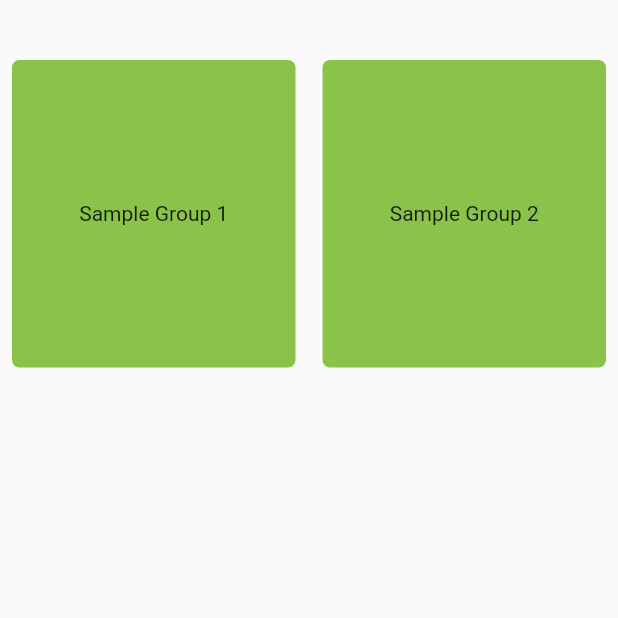
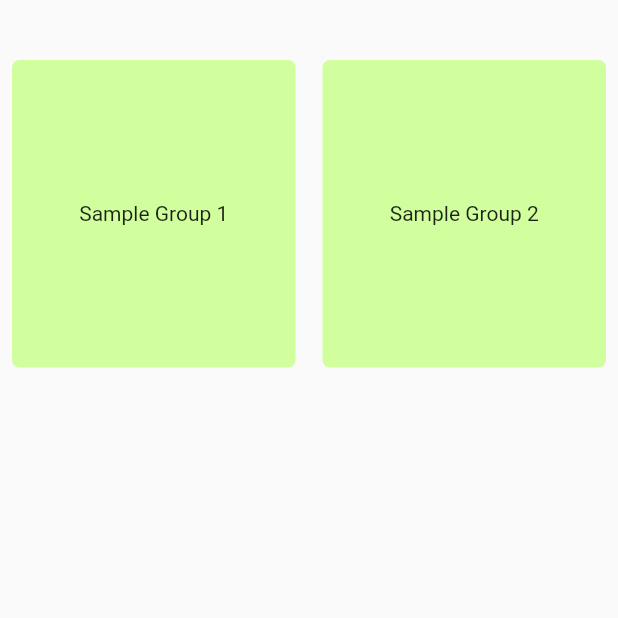
Before and after one commit to ex10ds/U22, a Flutter app: the screen it shows after launch, on a phone screen of 412 x 824 dp, the top half of it. Run offline on Flutter 3.47's test engine with Material 2 defaults, Android fonts, the phone set to English and light mode, and no system bars; our stand-ins replace sqflite; accounts and stored records are empty.

Commit message:
cahnge: color

```diff
--- a/tsutaeru/lib/widgets/group_list_item.dart
+++ b/tsutaeru/lib/widgets/group_list_item.dart
@@ -23,7 +23,7 @@ class GroupListItem extends StatelessWidget {
         margin: const EdgeInsets.symmetric(horizontal: 8.0),
         decoration: BoxDecoration(
           borderRadius: BorderRadius.circular(5.0),
-          color: Colors.lightGreen[500],
+          color: const Color.fromARGB(255, 209, 255, 157),
         ),
         child: Center(
           child: Text(title),
```
